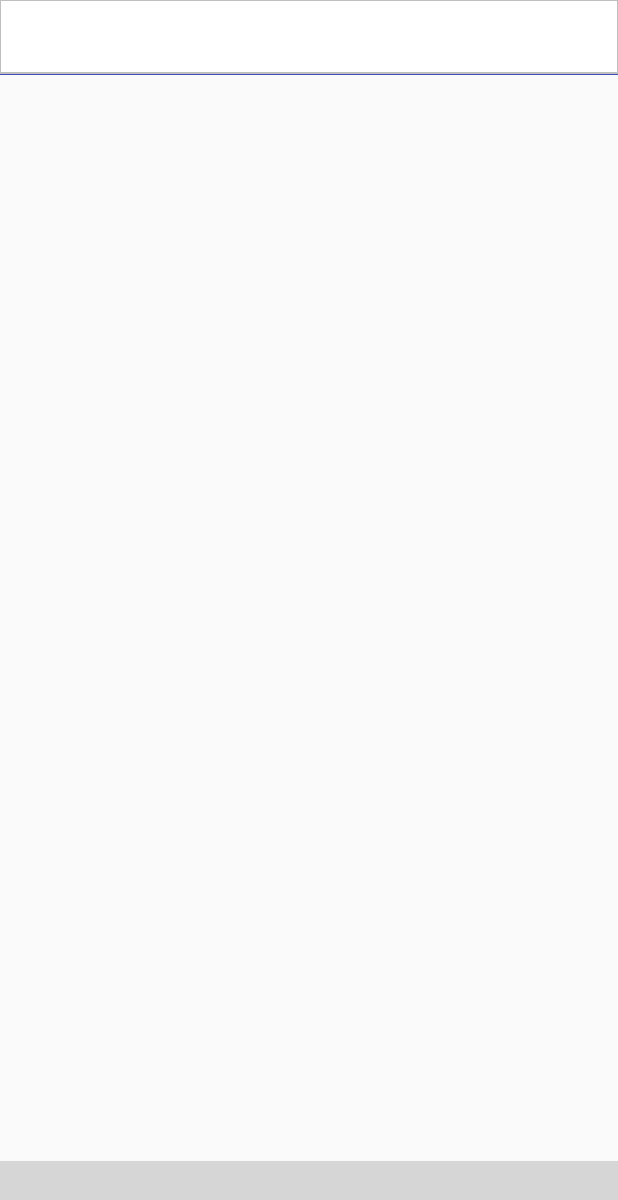
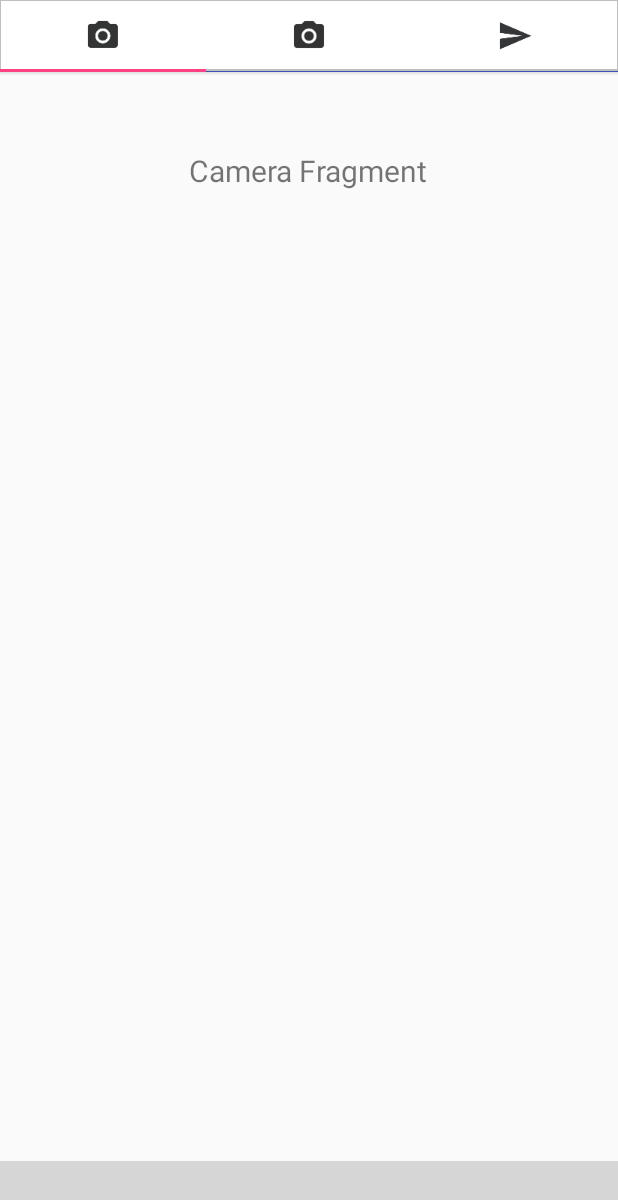
Before and after one commit to kamathshashwath1991/InstagramClone, an Android app: the screen it shows after launch (HomeActivity), on a phone screen of 412 x 824 dp. Shown: the top 1200 px of the screen. Run offline under Robolectric (Android 15) with nearby library versions, the phone set to English and light mode, and no system bars; libraries missing offline, so code that uses them is left out: com.ittianyu.bottomnavigationviewex; plain views replace BottomNavigationViewEx; 6 statements that could not run were skipped; grey boxes are pictures that could not be loaded.

Commit message:
New activities and fragment added

```diff
--- a/app/src/main/java/com/example/android/instagramclone/Home/HomeActivity.java
+++ b/app/src/main/java/com/example/android/instagramclone/Home/HomeActivity.java
@@ -1,6 +1,9 @@
 package com.example.android.instagramclone.Home;
 
 import android.content.Context;
+import android.support.design.widget.TabLayout;
+import android.support.v4.app.FragmentPagerAdapter;
+import android.support.v4.view.ViewPager;
 import android.support.v7.app.AppCompatActivity;
 import android.os.Bundle;
 import android.view.Menu;
@@ -20,7 +23,28 @@ public class HomeActivity extends AppCompatActivity {
     protected void onCreate(Bundle savedInstanceState) {
         super.onCreate(savedInstanceState);
         setContentView(R.layout.activity_main);
+
         setupBottomNavigationView();
+        setupViewPager();
+    }
+
+    /**
+     * Responsible for adding 3 tabs: Camera, Home, Messages
+     * */
+    public void setupViewPager(){
+        SectionPagerAdapter sectionPagerAdapter= new SectionPagerAdapter(getSupportFragmentManager());
+        sectionPagerAdapter.addFragments(new CameraFragment());
+        sectionPagerAdapter.addFragments(new HomeFragment());
+        sectionPagerAdapter.addFragments(new MessageFragment());
+        ViewPager viewPager= (ViewPager) findViewById(R.id.container);
+        viewPager.setAdapter(sectionPagerAdapter);
+
+        TabLayout tabLayout= (TabLayout) findViewById(R.id.tabs);
+        tabLayout.setupWithViewPager(viewPager);
+
+        tabLayout.getTabAt(0).setIcon(R.drawable.ic_camera);
+        tabLayout.getTabAt(1).setIcon(R.drawable.ic_action_name);
+        tabLayout.getTabAt(2).setIcon(R.drawable.ic_arrow);
     }
 
     //Bottom Navigation setup
--- /dev/null
+++ b/app/src/main/java/com/example/android/instagramclone/Home/SectionPagerAdapter.java
@@ -0,0 +1,35 @@
+package com.example.android.instagramclone.Home;
+
+import android.support.v4.app.Fragment;
+import android.support.v4.app.FragmentManager;
+import android.support.v4.app.FragmentPagerAdapter;
+
+import java.util.ArrayList;
+import java.util.List;
+
+/**
+ * Created by shash on 8/6/2017.
+ */
+
+public class SectionPagerAdapter extends FragmentPagerAdapter {
+    private static final String TAG = "SectionPagerAdapter";
+    private final List<Fragment> mFragmentList= new ArrayList<>();
+
+    public SectionPagerAdapter(FragmentManager fm) {
+        super(fm);
+    }
+
+    @Override
+    public Fragment getItem(int position) {
+        return mFragmentList.get(position);
+    }
+
+    @Override
+    public int getCount() {
+        return mFragmentList.size();
+    }
+
+    public void addFragments(Fragment fragment){
+        mFragmentList.add(fragment);
+    }
+}
--- a/app/src/main/res/layout/layout_center_viewpager.xml
+++ b/app/src/main/res/layout/layout_center_viewpager.xml
@@ -7,7 +7,9 @@
     <android.support.v4.view.ViewPager
         android:layout_width="match_parent"
         android:layout_height="match_parent"
-        android:id="@+id/container"></android.support.v4.view.ViewPager>
+        android:id="@+id/container">
+
+    </android.support.v4.view.ViewPager>
 
     </RelativeLayout>
 
--- a/app/src/main/res/layout/layout_top_tabs.xml
+++ b/app/src/main/res/layout/layout_top_tabs.xml
@@ -9,13 +9,13 @@
             android:layout_width="match_parent"
             android:layout_height="wrap_content">
 
-            <android.support.v7.widget.Toolbar
+            <android.support.design.widget.TabLayout
                 android:id="@+id/tabs"
                 android:layout_width="match_parent"
                 android:layout_height="wrap_content"
                 android:background="@drawable/white_grey_border_bottom">
 
-            </android.support.v7.widget.Toolbar>
+            </android.support.design.widget.TabLayout>
 
         </android.support.design.widget.AppBarLayout>
     </RelativeLayout>
--- a/app/src/main/res/values/colors.xml
+++ b/app/src/main/res/values/colors.xml
@@ -5,5 +5,6 @@
     <color name="colorAccent">#FF4081</color>
     <color name="grey">#bfbfbf</color>
     <color name="white">#fff</color>
+    <color name="black">#000000</color>
 
 </resources>
```
Also changed, not shown: app/src/main/java/com/example/android/instagramclone/Profile/ProfileActivity.java (+26 -1 lines), app/src/main/res/layout/activity_profile.xml (added, +15 -0 lines), app/src/main/res/layout/snippet_layout_profilebar.xml (added, +35 -0 lines), app/src/main/res/layout/snippet_top_profile.xml (added, +87 -0 lines), app/src/main/res/menu/profile_menu.xml (added, +8 -0 lines), app/src/main/res/drawable-hdpi/ic_action_name.png, app/src/main/res/drawable-mdpi/ic_action_name.png, app/src/main/res/drawable-xhdpi/ic_action_name.png, app/src/main/res/drawable-xxhdpi/ic_action_name.png.
